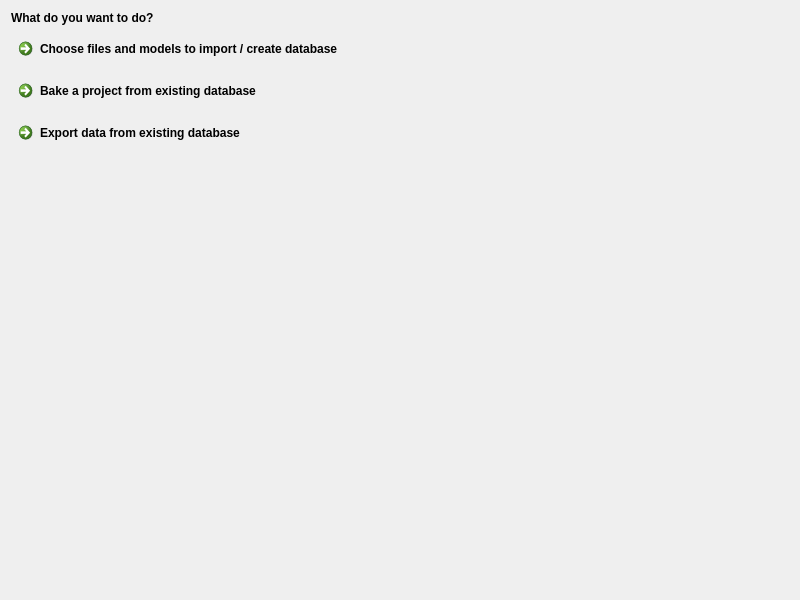
Qt form QgisModelBaker/ui/wizard_intro.ui (opengisch/QgisModelBaker) before a commit.
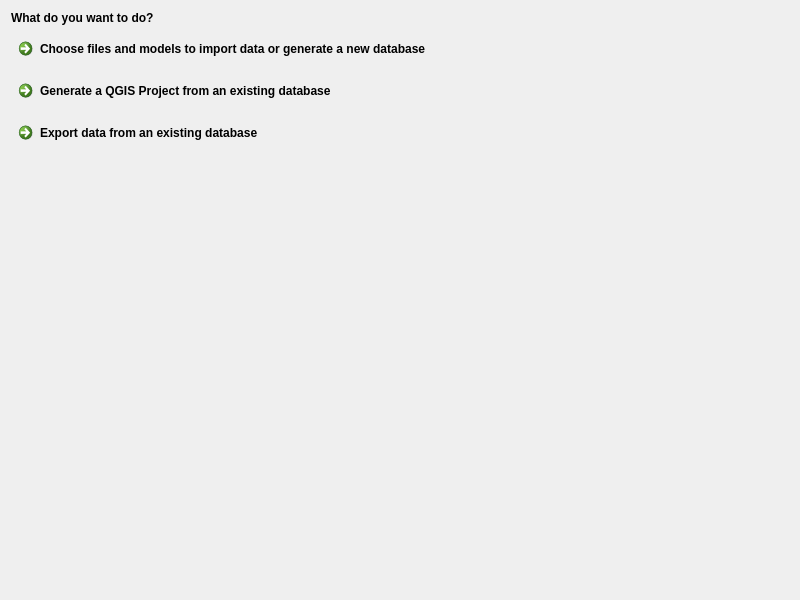
The same form after that commit.

```diff
--- a/QgisModelBaker/ui/wizard_intro.ui
+++ b/QgisModelBaker/ui/wizard_intro.ui
@@ -17,7 +17,7 @@
    <item row="3" column="0">
     <widget class="QCommandLinkButton" name="export_button">
      <property name="text">
-      <string>Export data from existing database</string>
+      <string>Export data from an existing database</string>
      </property>
     </widget>
    </item>
@@ -49,7 +49,7 @@
    <item row="2" column="0">
     <widget class="QCommandLinkButton" name="generate_button">
      <property name="text">
-      <string>Bake a project from existing database</string>
+      <string>Generate a QGIS Project from an existing database</string>
      </property>
     </widget>
    </item>
@@ -69,7 +69,7 @@
    <item row="1" column="0">
     <widget class="QCommandLinkButton" name="import_button">
      <property name="text">
-      <string>Choose files and models to import / create database</string>
+      <string>Choose files and models to import data or generate a new database</string>
      </property>
     </widget>
    </item>
```
